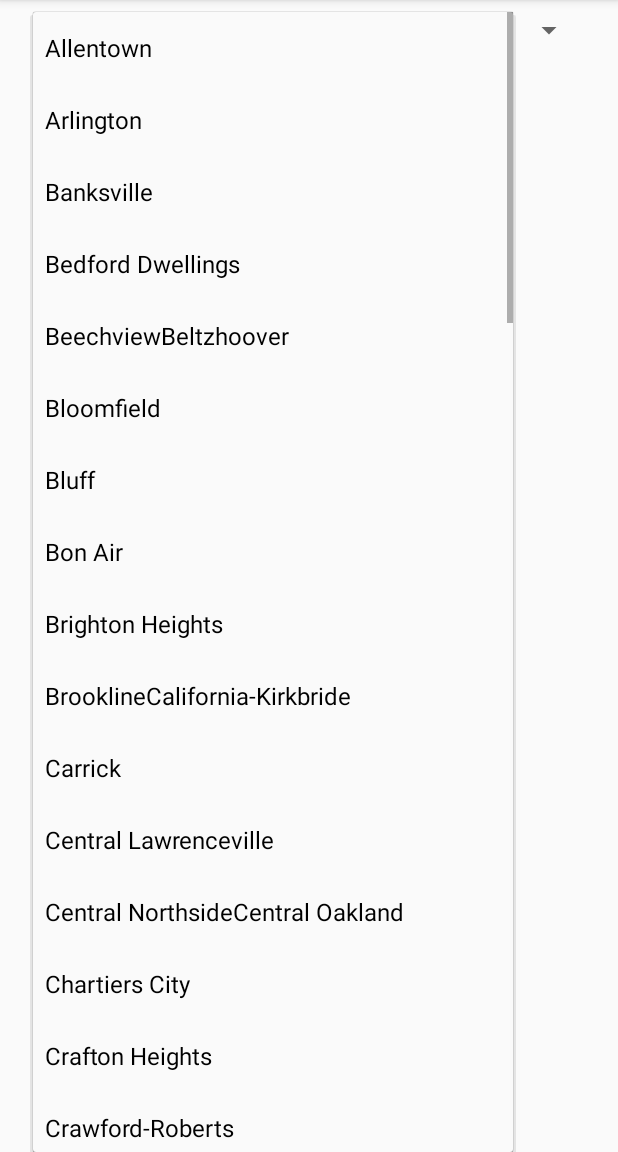
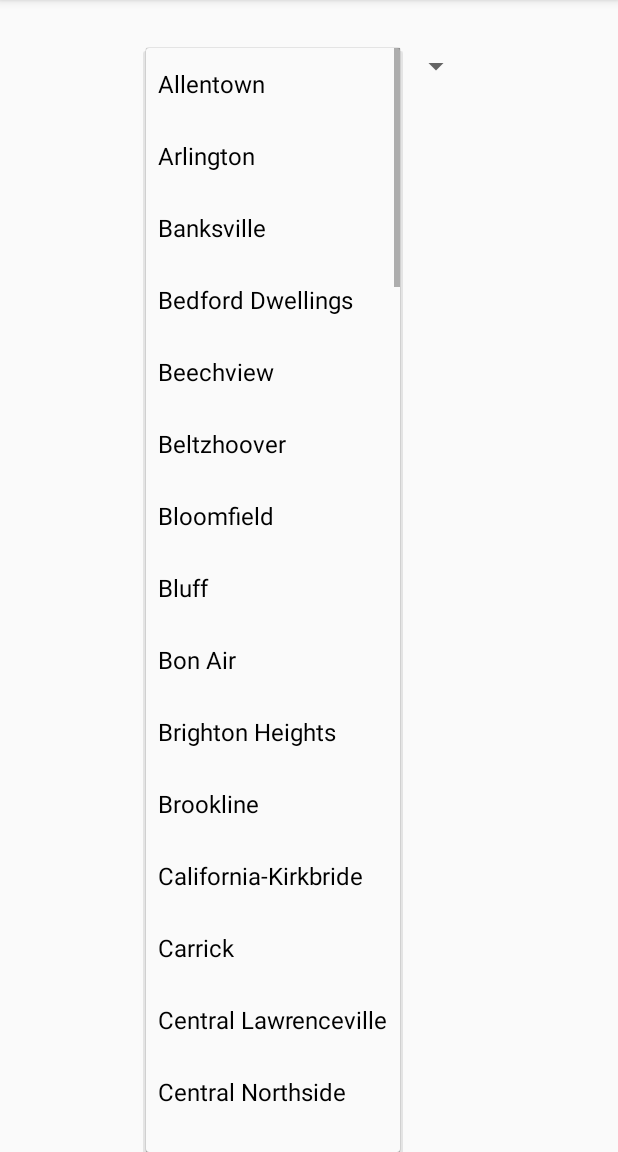
Before and after one commit to juliemenge/PittsburghCitySteps, an Android app: the screen it shows after launch (MainActivity), after a tap on "Allentown", on a phone screen of 412 x 824 dp, the part 84-1236 px from its top. Run offline under Robolectric (Android 15) with nearby library versions, the phone set to English and light mode, and no system bars; libraries missing offline, so code that uses them is left out: kotlinx.coroutines.experimental, org.jetbrains.anko; 1 statement that could not run was skipped.

Commit message:
recyclerview margins

```diff
--- a/app/src/main/java/com/juliemenge/pittsburghcitysteps/MainActivity.kt
+++ b/app/src/main/java/com/juliemenge/pittsburghcitysteps/MainActivity.kt
@@ -2,54 +2,38 @@ package com.juliemenge.pittsburghcitysteps
 
 import android.support.v7.app.AppCompatActivity
 import android.os.Bundle
-import android.preference.PreferenceActivity
 import android.support.v7.widget.LinearLayoutManager
 import android.support.v7.widget.RecyclerView
 import android.util.Log
 import android.widget.LinearLayout
-//import com.github.nitrico.lastadapter.LastAdapter
 import kotlinx.android.synthetic.main.activity_main.*
 import kotlinx.coroutines.experimental.android.UI
 import kotlinx.coroutines.experimental.async
 import org.jetbrains.anko.coroutines.experimental.bg
 import org.json.JSONObject
-import java.util.*
 import kotlin.collections.ArrayList
-import android.R.array
 import android.view.View
 import android.widget.AdapterView
 import android.widget.ArrayAdapter
-import java.util.Arrays.asList
-
-
 
 class MainActivity : AppCompatActivity() {
 
-    val neighborhoods = arrayOf("Allentown", "Arlington", "Banksville", "Bedford Dwellings", "Beechview" +
-            "Beltzhoover", "Bloomfield", "Bluff", "Bon Air", "Brighton Heights", "Brookline" +
-            "California-Kirkbride", "Carrick", "Central Lawrenceville", "Central Northside" +
-            "Central Oakland", "Chartiers City", "Crafton Heights", "Crawford-Roberts", "Duquesne Heights" +
-            "East Allegheny", "East Carnegie", "East Hills", "Elliott", "Esplen", "Fineview", "Garfield" +
-            "Glen Hazel", "Greenfield", "Hazelwood", "Highland Park", "Homewood North", "Knoxville" +
-            "Larimer", "Lincoln-Lemington-Belmar", "Lincoln Place", "Lower Lawrenceville" +
-            "Marhsall-Shadeland", "Middle Hill", "Morningside", "Mount Oliver Borough", "Mount Washington" +
-            "Mt. Oliver", "North Oakland", "Oakwood", "Overbrook", "Perry North", "Perry South" +
-            "Point Breeze", "Polish Hill", "Ridgemont", "Shadyside", "Sheraden", "South Oakland" +
-            "South Side Flats", "South Side Slopes", "Spring Garden", "Spring Hill-City View" +
-            "Squirrel Hill North", "Squirrel Hill South", "Stanton Heights", "St. Clair", "Strip District" +
-            "Terrace Village", "Troy Hill", "Upper Hill", "Upper Lawrenceville", "West End" +
-            "West Oakland", "Westwood", "Windgap")
+    //neighborhoods to choose from for spinner
+    val neighborhoods = arrayOf("Allentown", "Arlington", "Banksville", "Bedford Dwellings", "Beechview", "Beltzhoover", "Bloomfield", "Bluff", "Bon Air", "Brighton Heights", "Brookline", "California-Kirkbride", "Carrick", "Central Lawrenceville", "Central Northside", "Central Oakland", "Chartiers City", "Crafton Heights", "Crawford-Roberts", "Duquesne Heights", "East Allegheny", "East Carnegie", "East Hills", "Elliott", "Esplen", "Fineview", "Garfield", "Glen Hazel", "Greenfield", "Hazelwood", "Highland Park", "Homewood North", "Knoxville", "Larimer", "Lincoln-Lemington-Belmar", "Lincoln Place", "Lower Lawrenceville", "Marhsall-Shadeland", "Middle Hill", "Morningside", "Mount Oliver Borough", "Mount Washington", "Mt. Oliver", "North Oakland", "Oakwood", "Overbrook", "Perry North", "Perry South", "Point Breeze", "Polish Hill", "Ridgemont", "Shadyside", "Sheraden", "South Oakland", "South Side Flats", "South Side Slopes", "Spring Garden", "Spring Hill-City View", "Squirrel Hill North", "Squirrel Hill South", "Stanton Heights", "St. Clair", "Strip District", "Terrace Village", "Troy Hill", "Upper Hill", "Upper Lawrenceville", "West End", "West Oakland", "Westwood", "Windgap")
 
     override fun onCreate(savedInstanceState: Bundle?) {
         super.onCreate(savedInstanceState)
         setContentView(R.layout.activity_main)
+
+        //TODO: add onclicklistener to display images
+        //TODO: how to track steps visited, number of actual steps
 
         //spinner to select neighborhood
         val aa: ArrayAdapter<String> = ArrayAdapter(this, android.R.layout.simple_spinner_item, neighborhoods)
         aa.setDropDownViewResource(android.R.layout.simple_spinner_dropdown_item)
         neighborhoodSpinner.adapter = aa
 
-        //base list of recycling dates based on chosen neighborhood
+        //display list of steps based on chosen neighborhood
         neighborhoodSpinner.onItemSelectedListener = object : AdapterView.OnItemSelectedListener {
             override fun onNothingSelected(p0: AdapterView<*>?) {
                 //TODO("not implemented") //To change body of created functions use File | Settings | File Templates.
@@ -58,39 +42,21 @@ class MainActivity : AppCompatActivity() {
             override fun onItemSelected(p0: AdapterView<*>?, p1: View?, p2: Int, p3: Long) {
                 val rawNeighborhoodChoice = neighborhoodSpinner.selectedItem.toString()
                 val neighborhood = "'" + rawNeighborhoodChoice + "'"
-            }
-        }
-
-
-
-        //getting recyclerview from xml
-        val recyclerView = findViewById<RecyclerView>(R.id.recyclerView)
-
-        //adding a layoutmanager
-        recyclerView.layoutManager = LinearLayoutManager(this, LinearLayout.VERTICAL, false)
-
-
-        val rawNeighborhoodChoice = "Upper Lawrenceville" //TODO: will probably get this from a spinner, adding leading and trailing apostrophes below
-        val neighborhood = "'" + rawNeighborhoodChoice + "'"
 
                 async(UI) {
-            val network = NetworkApi() //pass in user selected neighborhood
-            val data = bg { network.getDataFromServer(neighborhood) }
+                    val network = NetworkApi()
+                    val data = bg { network.getDataFromServer(neighborhood) } //make network call and pass in user selected neighborhood
                     val useableData = data.await()
 
                     val allthedata = JSONObject(useableData) //get one giant blob of json data
                     val result = allthedata.getJSONObject("result") //create a json blob of just the result data
-            val records = result.getJSONArray("records") //get an array of the records
+                    val records = result.getJSONArray("records") //get an array of the steps records
 
-            val arraySize = records.length()
+                    val arraySize = records.length() //size of the arraylist to store steps
 
-            //val stepList: Array<Step?> = arrayOfNulls<Step>(records.length()) //create an array of steps with no data
-            //val stepList: ArrayList<Step?> = ArrayList<Step?>(records.length())
-            val stepList = ArrayList<Step>(arraySize)
+                    val stepList = ArrayList<Step>(arraySize) //empty arraylist where steps will be stored
 
-            //iterate through json data and create array of steps objects
-
-            //for (i in stepList.indices) {
+                    //iterate through json data and create arraylist of steps objects
                     for (i in 0..arraySize-1) {
                         val jsonStep = records.getJSONObject(i) //do stuff with the first step
                         val step = Step() //create a new step object
@@ -98,22 +64,23 @@ class MainActivity : AppCompatActivity() {
                         step.name = jsonStep.getString("name")
                         step.material = jsonStep.getString("material")
                         step.length = jsonStep.getInt("length")
-                //stepList[i] = step
                         stepList.add(step)
                         Log.d(javaClass.simpleName, "Number: " + i + ", Neighborhood: " + step.neighborhood + ", Name: " + step.name + ", Material: " + step.material + ", Length: " + step.length)
                     }
 
-            //val newStepList = ArrayList(Arrays.asList(stepList))
-
-            //val newStepList = stepList.toCollection(ArrayList())
-
+                    //TODO: why is recyclerview cutting off last item in larger lists
+                    //set up the recyclerview to display list of steps
                     val adapter = RecyclerAdapter(stepList)
                     recyclerView.adapter = adapter
 
-                //TODO: create a recycler view to display steplist
-                Log.d(javaClass.simpleName, "HI THERE Neighborhood: " + stepList[0]!!.neighborhood + ", Name: " + stepList[0]!!.name + ", Material: " + stepList[0]!!.material + ", Length: " + stepList[0]!!.length)
-                //textView.setText("Neighborhood: " + step.neighborhood + ", Name: "+ step.name + ", Material: "  + step.material + ", Length: " + step.length)
+                    }
+            }
         }
 
+        //getting recyclerview from xml
+        val recyclerView = findViewById<RecyclerView>(R.id.recyclerView)
+
+        //adding a layoutmanager
+        recyclerView.layoutManager = LinearLayoutManager(this, LinearLayout.VERTICAL, false)
         }
     }
--- a/app/src/main/java/com/juliemenge/pittsburghcitysteps/NetworkApi.kt
+++ b/app/src/main/java/com/juliemenge/pittsburghcitysteps/NetworkApi.kt
@@ -8,9 +8,6 @@ class NetworkApi {
         val incompleteResult = URL("https://data.wprdc.org/api/action/datastore_search_sql?sql=SELECT * from \"43f40ca4-2211-4a12-8b4f-4d052662bb64\" WHERE neighborhood LIKE ")
         val result = URL(incompleteResult.toString() + neighborhood).readText()
 
-        //val incompleteURL = URL("https://data.wprdc.org/api/action/datastore_search_sql?sql=SELECT * from \"43f40ca4-2211-4a12-8b4f-4d052662bb64\" WHERE neighborhood LIKE ")
-        //val completeUrl = URL(incompleteURL.toString() + neighborhood)
-
         return result
     }
 }
--- a/app/src/main/java/com/juliemenge/pittsburghcitysteps/RecyclerAdapter.kt
+++ b/app/src/main/java/com/juliemenge/pittsburghcitysteps/RecyclerAdapter.kt
@@ -23,7 +23,7 @@ class RecyclerAdapter(val stepList: ArrayList<Step>) : RecyclerView.Adapter<Recy
         return stepList.size
     }
 
-    //the class is hodling the list view
+    //the class is holding the list view
     class ViewHolder(itemView: View) : RecyclerView.ViewHolder(itemView) {
 
         fun bindItems(step: Step) {
--- a/app/src/main/res/layout/activity_main.xml
+++ b/app/src/main/res/layout/activity_main.xml
@@ -5,13 +5,13 @@
     xmlns:tools="http://schemas.android.com/tools"
     android:layout_width="match_parent"
     android:layout_height="match_parent"
+    android:layout_margin="32dp"
     tools:context="com.juliemenge.pittsburghcitysteps.MainActivity">
 
     <Spinner
         android:id="@+id/neighborhoodSpinner"
-        android:layout_width="368dp"
+        android:layout_width="wrap_content"
         android:layout_height="wrap_content"
-        android:layout_marginTop="8dp"
         app:layout_constraintLeft_toLeftOf="parent"
         app:layout_constraintRight_toRightOf="parent"
         app:layout_constraintTop_toTopOf="parent"/>
@@ -19,7 +19,8 @@
     <android.support.v7.widget.RecyclerView
         android:id="@+id/recyclerView"
         android:layout_width="match_parent"
-        android:layout_height="wrap_content"
+        android:layout_height="match_parent"
+        android:layout_marginTop="32dp"
         app:layout_constraintTop_toBottomOf="@+id/neighborhoodSpinner"/>
 
 
--- a/app/src/main/res/layout/recyclerview_item_row.xml
+++ b/app/src/main/res/layout/recyclerview_item_row.xml
@@ -2,8 +2,8 @@
 <LinearLayout xmlns:android="http://schemas.android.com/apk/res/android"
               android:layout_width="match_parent"
               android:layout_height="wrap_content"
-              android:layout_marginBottom="16dp"
-              android:orientation="vertical">
+              android:orientation="vertical"
+              android:paddingBottom="16dp">
 
     <TextView
         android:id="@+id/stepName"
```
Lines whose indentation alone changed are shown as unchanged.
